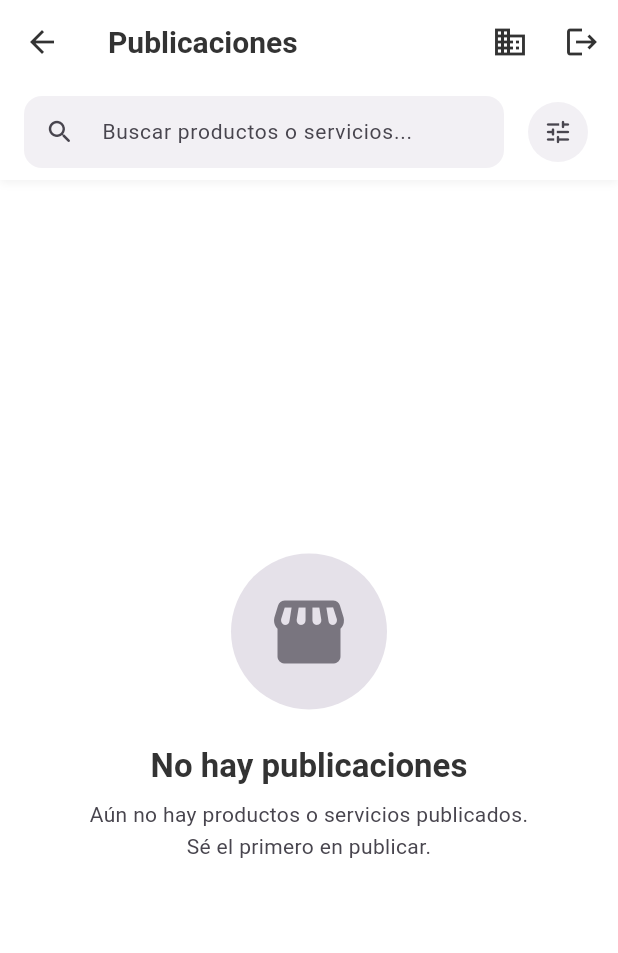
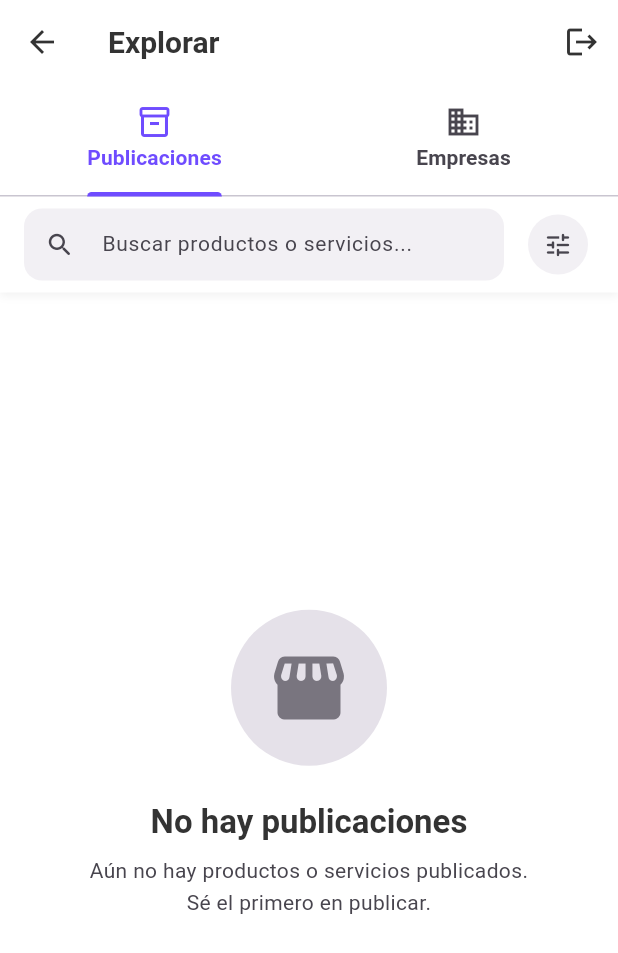
Before and after one commit to raimundoosf/ProyectoTallerSoftware, a Flutter app: the HomeScreen screen opened directly, on a phone screen of 412 x 824 dp. Shown: the top 953 px of the screen. Run offline on Flutter 3.47's test engine with Material 3 defaults, Android fonts, the phone set to English and light mode, and no system bars; our stand-ins replace cloud_firestore, firebase_auth, firebase_core, firebase_storage, flutter_typeahead, freezed_annotation and 6 more; accounts and stored records are empty.

Commit message:
feat: Refactor navigation and enhance HomeScreen with tabbed layout for exploring companies and products

```diff
--- a/lib/src/core/navigation/app_router.dart
+++ b/lib/src/core/navigation/app_router.dart
@@ -3,7 +3,6 @@ import 'package:go_router/go_router.dart';
 import 'package:flutter_app/src/features/auth/presentation/views/login_screen.dart';
 import 'package:flutter_app/src/features/auth/presentation/views/register_screen.dart';
 import 'package:flutter_app/src/features/home/presentation/views/main_scaffold.dart';
-import 'package:flutter_app/src/features/company_profile/presentation/views/companies_list_view.dart';
 import 'package:flutter_app/src/features/company_profile/presentation/views/company_public_profile_view.dart';
 
 final GoRouter router = GoRouter(
@@ -47,15 +46,6 @@ final GoRouter router = GoRouter(
           },
         ),
         GoRoute(
-          path: '/companies',
-          builder: (BuildContext context, GoRouterState state) {
-            return Scaffold(
-              appBar: AppBar(title: const Text('Empresas'), elevation: 0),
-              body: const CompaniesListView(),
-            );
-          },
-        ),
-        GoRoute(
           path: '/company/:companyId',
           builder: (BuildContext context, GoRouterState state) {
             final companyId = state.pathParameters['companyId']!;
--- a/lib/src/features/company_profile/presentation/views/company_public_profile_view.dart
+++ b/lib/src/features/company_profile/presentation/views/company_public_profile_view.dart
@@ -157,7 +157,7 @@ class _CompanyPublicProfileViewState extends State<CompanyPublicProfileView>
                     ),
                     child: const Icon(Icons.arrow_back_rounded, size: 20),
                   ),
-                  onPressed: () => context.go('/companies'),
+                  onPressed: () => context.go('/'),
                 ),
                 flexibleSpace: FlexibleSpaceBar(
                   background: Stack(
--- a/lib/src/features/home/presentation/views/home_screen.dart
+++ b/lib/src/features/home/presentation/views/home_screen.dart
@@ -3,6 +3,7 @@ import 'package:go_router/go_router.dart';
 import 'package:provider/provider.dart';
 import 'package:flutter_app/src/features/home/presentation/viewmodels/home_viewmodel.dart';
 import 'package:flutter_app/src/features/products/presentation/views/products_list_view.dart';
+import 'package:flutter_app/src/features/company_profile/presentation/views/companies_list_view.dart';
 
 class HomeScreen extends StatefulWidget {
   const HomeScreen({super.key});
@@ -11,10 +12,14 @@ class HomeScreen extends StatefulWidget {
   State<HomeScreen> createState() => _HomeScreenState();
 }
 
-class _HomeScreenState extends State<HomeScreen> {
+class _HomeScreenState extends State<HomeScreen>
+    with SingleTickerProviderStateMixin {
+  late TabController _tabController;
+
   @override
   void initState() {
     super.initState();
+    _tabController = TabController(length: 2, vsync: this);
     WidgetsBinding.instance.addPostFrameCallback((_) {
       if (!mounted) return;
       context.read<HomeViewModel>().fetchUserRole();
@@ -22,26 +27,41 @@ class _HomeScreenState extends State<HomeScreen> {
   }
 
   @override
+  void dispose() {
+    _tabController.dispose();
+    super.dispose();
+  }
+
+  @override
   Widget build(BuildContext context) {
+    final theme = Theme.of(context);
+
     return Consumer<HomeViewModel>(
       builder: (context, viewModel, child) {
         final currentUser = viewModel.currentUser;
 
         return Scaffold(
           appBar: AppBar(
-            title: const Text('Publicaciones'),
+            title: const Text('Explorar'),
+            bottom: TabBar(
+              controller: _tabController,
+              indicatorColor: theme.colorScheme.primary,
+              indicatorWeight: 3,
+              labelColor: theme.colorScheme.primary,
+              unselectedLabelColor: theme.colorScheme.onSurfaceVariant,
+              labelStyle: const TextStyle(
+                fontWeight: FontWeight.w600,
+                fontSize: 14,
+              ),
+              tabs: const [
+                Tab(
+                  icon: Icon(Icons.inventory_2_outlined),
+                  text: 'Publicaciones',
+                ),
+                Tab(icon: Icon(Icons.business_outlined), text: 'Empresas'),
+              ],
+            ),
             actions: [
-              Semantics(
-                button: true,
-                label: 'Buscar empresas',
-                child: IconButton(
-                  icon: const Icon(Icons.business_outlined),
-                  tooltip: 'Buscar Empresas',
-                  onPressed: () {
-                    context.go('/companies');
-                  },
-                ),
-              ),
               Semantics(
                 button: true,
                 label: 'Cerrar sesión',
@@ -59,7 +79,10 @@ class _HomeScreenState extends State<HomeScreen> {
           ),
           body: currentUser == null
               ? const Center(child: CircularProgressIndicator())
-              : const ProductsListView(),
+              : TabBarView(
+                  controller: _tabController,
+                  children: const [ProductsListView(), CompaniesListView()],
+                ),
         );
       },
     );
```
